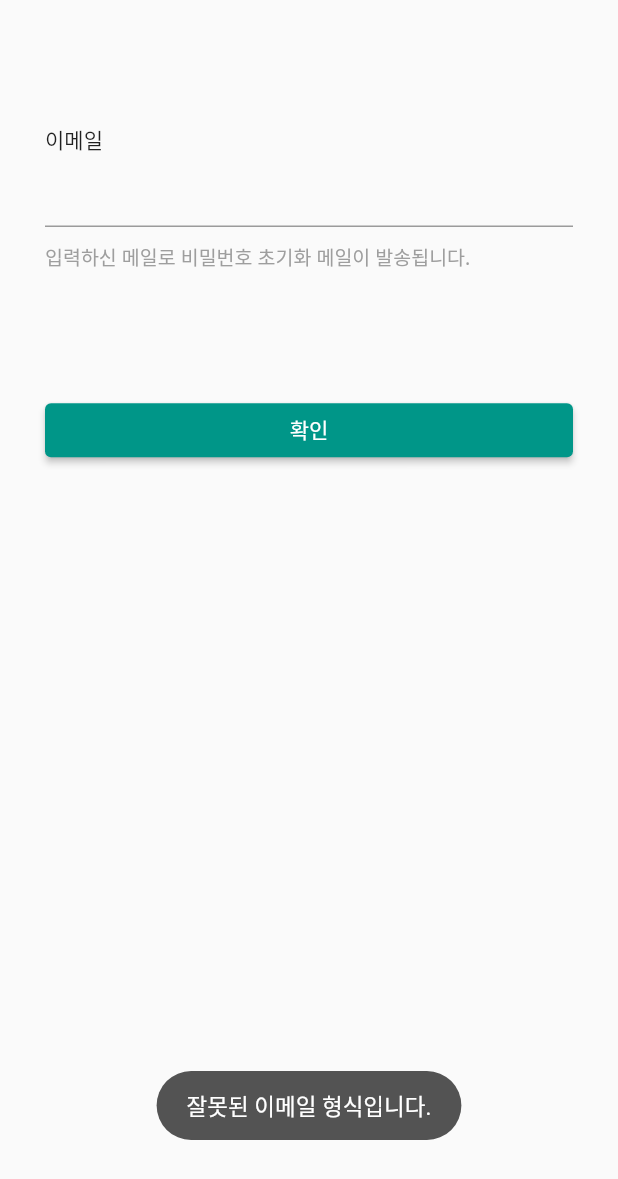
After one commit to wangjh789/PyeonPyeon, a Flutter app: the FindPasswordScreen screen opened directly, after a tap on "확인", on a phone screen of 412 x 824 dp. The commit adds this screen. Shown: the top 1179 px of the screen. Run offline on Flutter 3.47's test engine with Material 2 defaults, Android fonts, the light colour scheme and no system bars; our stand-ins replace cloud_firestore, expansion_tile_card, extended_image, firebase_auth, firebase_core, firebase_storage and 5 more; accounts and stored records are empty; network calls fail.

Commit message:
add find password screen

```diff
--- a/lib/main.dart
+++ b/lib/main.dart
@@ -1,8 +1,6 @@
 import 'package:cloud_firestore/cloud_firestore.dart';
-import 'package:firebase_auth/firebase_auth.dart';
 import 'package:firebase_core/firebase_core.dart';
 import 'package:flutter/material.dart';
-import 'package:google_sign_in/google_sign_in.dart';
 import 'package:intl/date_symbol_data_local.dart';
 import 'package:provider/provider.dart';
 import 'package:pyeonpyeon/screen/LoginScreen.dart';
@@ -14,7 +12,6 @@ void main() {
   initializeDateFormatting();
   runApp(MyApp());
 }
-//TODO: 회원탈퇴 , 이메일 로그인
 
 Color mainColor = Color.fromRGBO(96, 172, 188, 1);
 
--- /dev/null
+++ b/lib/screen/FindPasswordScreen.dart
@@ -0,0 +1,109 @@
+import 'package:cloud_firestore/cloud_firestore.dart';
+import 'package:firebase_auth/firebase_auth.dart';
+import 'package:flutter/material.dart';
+import 'package:toast/toast.dart';
+
+class FindPasswordScreen extends StatefulWidget {
+  @override
+  _FindPasswordScreenState createState() => _FindPasswordScreenState();
+}
+
+class _FindPasswordScreenState extends State<FindPasswordScreen> {
+  TextEditingController emailController = TextEditingController();
+  FocusNode emailNode;
+
+  @override
+  void initState() {
+    super.initState();
+    emailNode = FocusNode();
+  }
+
+  @override
+  void dispose() {
+    super.dispose();
+    emailController.dispose();
+    emailNode.dispose();
+  }
+
+  bool validateEmail(String value) {
+    Pattern pattern =
+        r'^(([^<>()[\]\\.,;:\s@\"]+(\.[^<>()[\]\\.,;:\s@\"]+)*)|(\".+\"))@((\[[0-9]{1,3}\.[0-9]{1,3}\.[0-9]{1,3}\.[0-9]{1,3}\])|(([a-zA-Z\-0-9]+\.)+[a-zA-Z]{2,}))$';
+    RegExp regex = new RegExp(pattern);
+    return (!regex.hasMatch(value)) ? false : true;
+  }
+
+  Future<bool> existEmail() async {
+    QuerySnapshot query = await FirebaseFirestore.instance
+        .collection("users")
+        .where("email", isEqualTo: emailController.value.text.trim())
+        .get();
+
+    return query.docs.length == 1;
+  }
+
+  @override
+  Widget build(BuildContext context) {
+    Size size = MediaQuery.of(context).size;
+    return Scaffold(
+      body: Container(
+        padding: EdgeInsets.symmetric(horizontal: 30),
+        child: ListView(
+          children: [
+            SizedBox(
+              height: size.height * 0.1,
+            ),
+            Text("이메일"),
+            TextField(
+              controller: emailController,
+              focusNode: emailNode,
+              onSubmitted: (value) async {
+                if(validateEmail(emailController.value.text.trim())){
+                  if (await existEmail()) {
+                    await FirebaseAuth.instance.sendPasswordResetEmail(
+                        email: emailController.value.text.trim());
+                    Navigator.of(context).pop();
+                    Toast.show("해당 이메일로 전송되었습니다.", context);
+                  } else {
+                    Toast.show("가입되지 않은 이메일 입니다.", context);
+                  }
+                }else{
+                  Toast.show("잘못된 이메일 형식입니다.", context);
+                }
+              },
+            ),
+            SizedBox(
+              height: 10,
+            ),
+            Text(
+              "입력하신 메일로 비밀번호 초기화 메일이 발송됩니다.",
+              style: TextStyle(fontSize: 13, color: Colors.grey),
+            ),
+            SizedBox(
+              height: size.height * 0.1,
+            ),
+            Container(
+                width: size.width * 55,
+                child: ElevatedButton(
+                    onPressed: () async {
+                      emailNode.unfocus();
+                      if(validateEmail(emailController.value.text.trim())){
+                        if (await existEmail()) {
+                          await FirebaseAuth.instance.sendPasswordResetEmail(
+                              email: emailController.value.text.trim());
+                          Navigator.of(context).pop();
+                          Toast.show("해당 이메일로 전송되었습니다.", context);
+                        } else {
+                          Toast.show("가입되지 않은 이메일 입니다.", context);
+                        }
+                      }else{
+                        Toast.show("잘못된 이메일 형식입니다.", context);
+                      }
+
+                    },
+                    child: Text("확인")))
+          ],
+        ),
+      ),
+    );
+  }
+}
--- a/lib/screen/LoginScreen.dart
+++ b/lib/screen/LoginScreen.dart
@@ -2,7 +2,9 @@ import 'package:flutter/material.dart';
 import 'package:provider/provider.dart';
 import 'package:pyeonpyeon/provider/AuthProvider.dart';
 import 'package:flutter_signin_button/flutter_signin_button.dart';
+import 'package:pyeonpyeon/screen/FindPasswordScreen.dart';
 import 'package:pyeonpyeon/screen/SignUpScreen.dart';
+import 'package:toast/toast.dart';
 
 class LoginScreen extends StatefulWidget {
   @override
@@ -67,8 +69,20 @@ class _LoginScreenState extends State<LoginScreen> {
                   focusNode: passwordNode,
                   obscureText: true,
                   onSubmitted: (value) async {
-                    await _auth.emailSignIn(emailController.value.text.trim(),
-                        passwordController.value.text.trim());
+                    await _auth
+                        .emailSignIn(emailController.value.text.trim(),
+                            passwordController.value.text.trim())
+                        .catchError((error) {
+                      if(error.code == "invalid-email"){
+                        Toast.show("잘못된 이메일 형식입니다.", context);
+                      }
+                      if(error.code == "user-not-found"){
+                        Toast.show("가입된 이메일이 아닙니다.", context);
+                      }
+                      if(error.code == "wrong-password"){
+                        Toast.show("잘못된 패스워드 입니다.", context);
+                      }
+                    });
                   },
                   decoration: InputDecoration(
                       prefixIcon: Icon(Icons.lock), hintText: "Password"),
@@ -82,19 +96,36 @@ class _LoginScreenState extends State<LoginScreen> {
                               builder: (context) => SignUpScreen()));
                         },
                         child: Text("회원가입")),
-                    Text(" | "),
-                    TextButton(onPressed: null, child: Text("비밀번호 찾기")),
+                    Text("|"),
+                    TextButton(
+                        onPressed: () {
+                          Navigator.of(context).push(MaterialPageRoute(
+                              builder: (context) => FindPasswordScreen()));
+                        },
+                        child: Text("비밀번호 찾기")),
                   ],
                 ),
                 SizedBox(
                   height: 10,
                 ),
                 Container(
-                  width: size.width*0.55,
+                  width: size.width * 0.55,
                   child: ElevatedButton(
                       onPressed: () async {
-                        await _auth.emailSignIn(emailController.value.text.trim(),
-                            passwordController.value.text.trim());
+                        await _auth
+                            .emailSignIn(emailController.value.text.trim(),
+                                passwordController.value.text.trim())
+                            .catchError((error) {
+                          if (error.code == "invalid-email") {
+                            Toast.show("잘못된 이메일 형식입니다.", context);
+                          }
+                          if (error.code == "user-not-found") {
+                            Toast.show("가입된 이메일이 아닙니다.", context);
+                          }
+                          if (error.code == "wrong-password") {
+                            Toast.show("잘못된 패스워드 입니다.", context);
+                          }
+                        });
                       },
                       child: Text("이메일 로그인")),
                 ),
@@ -102,7 +133,7 @@ class _LoginScreenState extends State<LoginScreen> {
                   height: 30,
                 ),
                 Container(
-                  width: size.width*0.55,
+                  width: size.width * 0.55,
                   child: SignInButton(
                     Buttons.GoogleDark,
                     elevation: 1,
--- a/lib/screen/StoreListScreen.dart
+++ b/lib/screen/StoreListScreen.dart
@@ -31,7 +31,6 @@ class _StoreListScreenState extends State<StoreListScreen> {
     AuthProvider auth = Provider.of<AuthProvider>(context, listen: false);
     DocumentSnapshot documentSnapshot =
         await userRef.doc(auth.getUser().uid).get();
-    print(documentSnapshot.data().toString());
     List storeRefs = documentSnapshot.data()['storeRefs'];
     for (DocumentReference doc in storeRefs) {
       storeList.add(await doc.get());
@@ -97,9 +96,10 @@ class _StoreListScreenState extends State<StoreListScreen> {
             actions: [
               TextButton(
                 child: Text("예"),
-                onPressed: () async{
+                onPressed: () {
                   Navigator.pop(context);
-                  await _auth.withDrawUser();
+                  _auth.withDrawUser();
+                  Toast.show("정상적으로 탈퇴되었습니다.", context);
                 },
               ),
               TextButton(
@@ -203,6 +203,7 @@ class _StoreListScreenState extends State<StoreListScreen> {
                                 onPressed: () {
                                   Navigator.pop(context);
                                   _auth.googleSignOut();
+                                  Toast.show("정상적으로 로그아웃 되었습니다.", context);
                                 },
                                 child: Text("예")),
                             TextButton(
--- a/lib/screen/component/Notice.dart
+++ b/lib/screen/component/Notice.dart
@@ -75,10 +75,9 @@ class _NoticeState extends State<Notice> {
             }
             if (!snapshot.hasData) {
               return Center(
-                child: Text("No Data"),
+                child: CircularProgressIndicator(),
               );
             }
-            print(snapshot.data.docs.length);
             return ListView.builder(
                 itemCount: snapshot.data.docs.length,
                 itemBuilder: (context, index) {
@@ -101,7 +100,7 @@ class _NoticeState extends State<Notice> {
         }
         if (!snapshot.hasData) {
           return Center(
-            child: Text("No Data"),
+            child: CircularProgressIndicator(),
           );
         }
         DocumentSnapshot userDoc = snapshot.data;
--- a/lib/screen/component/Setting.dart
+++ b/lib/screen/component/Setting.dart
@@ -123,7 +123,6 @@ class _SettingState extends State<Setting> {
               future: getMembers(),
               builder: (context, snapshot) {
                 if (snapshot.hasError) {
-                  print(snapshot.error);
                   return Center(
                     child: Text("Error"),
                   );
```
Also changed, not shown: lib/screen/SignUpScreen.dart (+20 -3 lines), lib/screen/StoreAddScreen.dart (+0 -21 lines), lib/screen/StoreDetailScreen.dart (+7 -3 lines), lib/screen/component/ExpiredCalendar.dart (+5 -4 lines).
